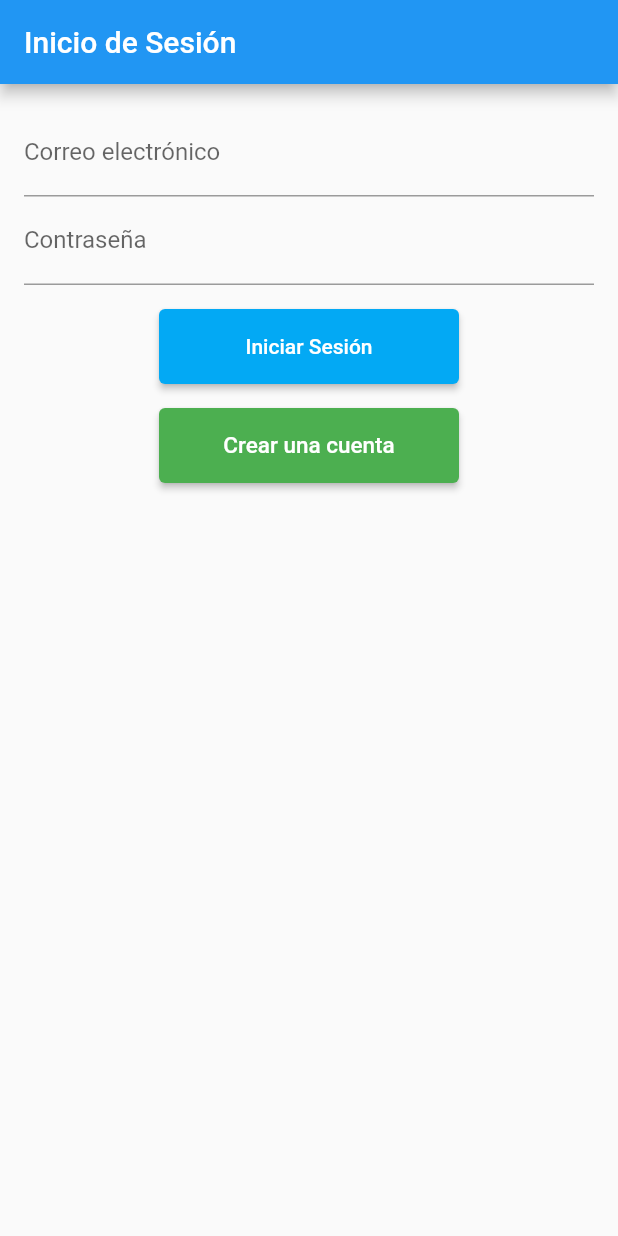
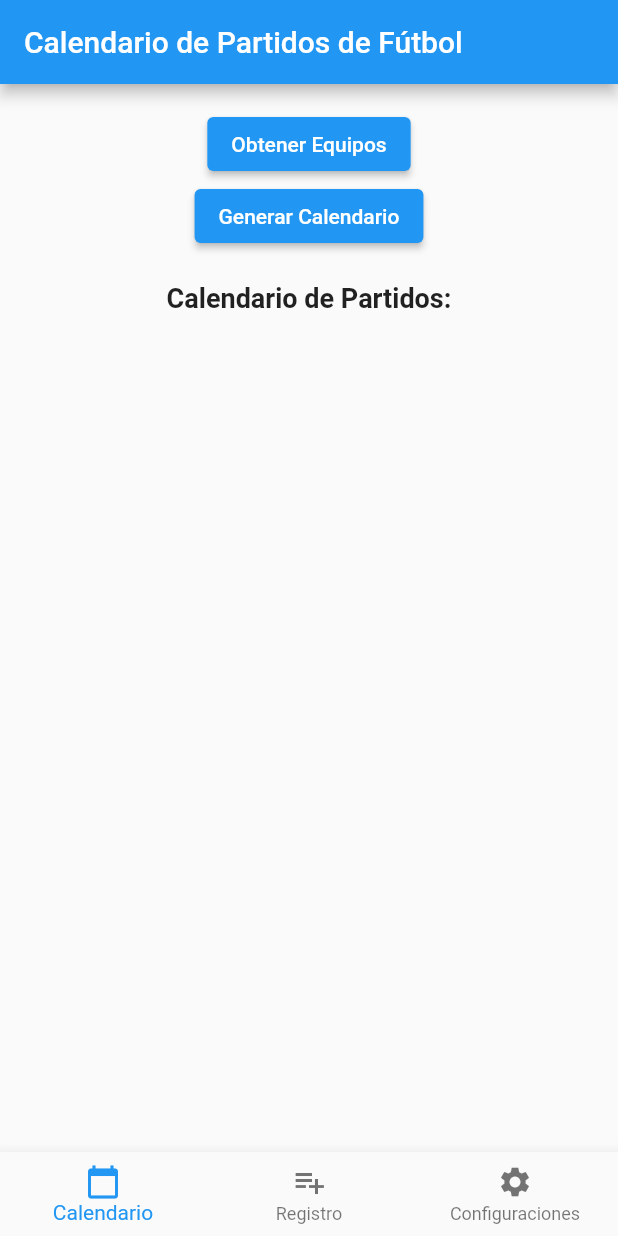
Before and after one commit to hlsalazar/ligafut, a Flutter app: the screen it shows after launch, on a phone screen of 412 x 824 dp. Run offline on Flutter 3.47's test engine with Material 2 defaults, Android fonts, the phone set to English and light mode, and no system bars; our stand-ins replace cloud_firestore, firebase_auth, firebase_core, table_calendar; accounts and stored records are empty.

Commit message:
calendario de partidos

```diff
--- a/lib/main.dart
+++ b/lib/main.dart
@@ -1,6 +1,8 @@
 import 'package:flutter/material.dart';
 import 'package:ligafut_app/View/inicio_seccion.dart';
 import 'package:firebase_core/firebase_core.dart';
+import 'package:ligafut_app/view/CalendarPage.dart';
+import 'package:ligafut_app/view/TeamRegistrationPage.dart';
 import 'firebase_options.dart';
 
 void main() async {
@@ -12,17 +14,68 @@ void main() async {
 }
 
 class MyApp extends StatelessWidget {
-  const MyApp({Key? key}) : super(key: key);
+  const MyApp({super.key});
 
   @override
   Widget build(BuildContext context) {
     return MaterialApp(
-      debugShowCheckedModeBanner: false,
-      title: 'Flutter Demo',
+      title: 'Navegación de Ejemplo',
       theme: ThemeData(
         primarySwatch: Colors.blue,
       ),
-      home: const InicioSeccionPantalla(),
+      home: NavigationPage(),
     );
   }
 }
+
+class NavigationPage extends StatefulWidget {
+  @override
+  _NavigationPageState createState() => _NavigationPageState();
+}
+
+class _NavigationPageState extends State<NavigationPage> {
+  int _currentIndex = 0;
+  final List<Widget> _pages = [
+    CalendarPage(),
+    TeamRegistrationPage(),
+    SettingsPage(),
+  ];
+
+  @override
+  Widget build(BuildContext context) {
+    return Scaffold(
+      body: _pages[_currentIndex],
+      bottomNavigationBar: BottomNavigationBar(
+        currentIndex: _currentIndex,
+        onTap: (index) {
+          setState(() {
+            _currentIndex = index;
+          });
+        },
+        items: [
+          BottomNavigationBarItem(
+            icon: Icon(Icons.calendar_today),
+            label: 'Calendario',
+          ),
+          BottomNavigationBarItem(
+            icon: Icon(Icons.playlist_add),
+            label: 'Registro',
+          ),
+          BottomNavigationBarItem(
+            icon: Icon(Icons.settings),
+            label: 'Configuraciones',
+          ),
+        ],
+      ),
+    );
+  }
+}
+
+class SettingsPage extends StatelessWidget {
+  @override
+  Widget build(BuildContext context) {
+    return Center(
+      child: Text('Página de Configuraciones'),
+    );
+  }
+}
--- /dev/null
+++ b/lib/view/CalendarPage.dart
@@ -0,0 +1,117 @@
+import 'package:cloud_firestore/cloud_firestore.dart';
+import 'package:flutter/material.dart';
+import 'package:table_calendar/table_calendar.dart';
+
+import 'dart:math';
+
+class CalendarPage extends StatefulWidget {
+  @override
+  _CalendarPageState createState() => _CalendarPageState();
+}
+
+class _CalendarPageState extends State<CalendarPage> {
+  List<dynamic> _teams = []; // Lista de nombres de equipos
+  List<List<String>> _matches = []; // Lista de partidos por jornada
+
+  Future<void> _getTeams() async {
+    QuerySnapshot teamsSnapshot =
+        await FirebaseFirestore.instance.collection('equipos').get();
+
+    setState(() {
+      _teams = teamsSnapshot.docs.map((doc) => doc['NombreEquipo']).toList();
+    });
+  }
+
+  void _generateMatchSchedule() {
+    _matches.clear();
+
+    if (_teams.length % 2 == 1) {
+      _teams.add(
+          "Equipo ficticio"); // Agregar un equipo ficticio para balancear si es impar
+    }
+
+    int totalRounds = _teams.length - 1;
+    int matchesPerRound = _teams.length ~/ 2;
+
+    for (int round = 0; round < totalRounds; round++) {
+      List<String> roundMatches = ["Jornada ${round + 1}"];
+
+      for (int match = 0; match < matchesPerRound; match++) {
+        int home = (round + match) % _teams.length;
+        int away = (_teams.length - 1 - match + round) % _teams.length;
+
+        if (match == 0) {
+          away = _teams.length - 1; // Descanso
+        }
+
+        String matchDetails =
+            "${_teams[home]} vs ${_teams[away]} - ${_generateRandomDate()}";
+        roundMatches.add(matchDetails);
+      }
+
+      _matches.add(roundMatches);
+    }
+  }
+
+  String _generateRandomDate() {
+    final random = Random();
+    final start = DateTime.now();
+    final end = start.add(Duration(days: random.nextInt(30)));
+
+    return "${start.year}-${start.month}-${start.day} ${start.hour}:${start.minute} - ${end.year}-${end.month}-${end.day} ${end.hour}:${end.minute}";
+  }
+
+  @override
+  Widget build(BuildContext context) {
+    return Scaffold(
+      appBar: AppBar(title: Text('Calendario de Partidos de Fútbol')),
+      body: Padding(
+        padding: const EdgeInsets.all(16.0),
+        child: Column(
+          children: [
+            ElevatedButton(
+              onPressed: _getTeams,
+              child: Text('Obtener Equipos'),
+            ),
+            ElevatedButton(
+              onPressed: _generateMatchSchedule,
+              child: Text('Generar Calendario'),
+            ),
+            SizedBox(height: 20),
+            Text(
+              'Calendario de Partidos:',
+              style: TextStyle(
+                fontWeight: FontWeight.bold,
+                fontSize: 18,
+              ),
+            ),
+            Expanded(
+              child: ListView.builder(
+                itemCount: _matches.length,
+                itemBuilder: (context, index) {
+                  List<String> roundMatches = _matches[index];
+                  return Column(
+                    crossAxisAlignment: CrossAxisAlignment.start,
+                    children: [
+                      Text(
+                        roundMatches[0],
+                        style: TextStyle(
+                          fontWeight: FontWeight.bold,
+                          fontSize: 16,
+                        ),
+                      ),
+                      for (int i = 1; i < roundMatches.length; i++)
+                        ListTile(
+                          title: Text(roundMatches[i]),
+                        ),
+                    ],
+                  );
+                },
+              ),
+            ),
+          ],
+        ),
+      ),
+    );
+  }
+}
--- a/lib/view/inicio_seccion.dart
+++ b/lib/view/inicio_seccion.dart
@@ -1,7 +1,7 @@
 import 'package:cloud_firestore/cloud_firestore.dart';
 import 'package:flutter/material.dart';
 import 'package:ligafut_app/View/registro.dart';
-import 'package:ligafut_app/view/principal.dart';
+import 'package:ligafut_app/view/CalendarPage.dart';
 
 class InicioSeccionPantalla extends StatefulWidget {
   const InicioSeccionPantalla({super.key});
@@ -98,7 +98,7 @@ class _InicioSeccionPantallaState extends State<InicioSeccionPantalla> {
               context,
               MaterialPageRoute(
                 builder: (context) =>
-                    const PantallaPrincipal(), // Reemplaza OtraPagina por el nombre de la clase de tu otra pantalla.
+                    CalendarPage(), // Reemplaza OtraPagina por el nombre de la clase de tu otra pantalla.
               ),
             );
           }
--- a/pubspec.yaml
+++ b/pubspec.yaml
@@ -19,7 +19,7 @@ publish_to: 'none' # Remove this line if you wish to publish to pub.dev
 version: 1.0.0+1
 
 environment:
-  sdk: '>=3.0.5 <4.0.0'
+  sdk: '>=3.0.0 <4.0.0'
 
 # Dependencies specify other packages that your package needs in order to work.
 # To automatically upgrade your package dependencies to the latest versions
@@ -35,9 +35,11 @@ dependencies:
   # The following adds the Cupertino Icons font to your application.
   # Use with the CupertinoIcons class for iOS style icons.
   cupertino_icons: ^1.0.2
+  table_calendar: ^3.0.9
   firebase_core: ^2.15.0
   cloud_firestore: ^4.8.4
   firebase_auth: ^4.7.2
+
 
 dev_dependencies:
   flutter_test:
```
Also changed, not shown: lib/view/TeamRegistrationPage.dart (added, +129 -0 lines), pubspec.lock.
